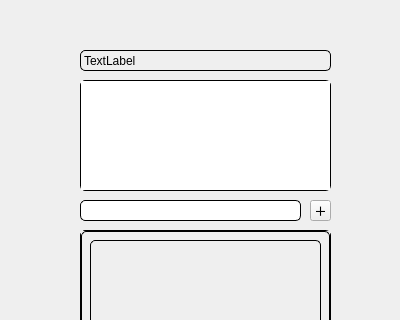
nihaopeng/ourTodos, file client/Vpyqt/ui/todoStatusCheck.ui: the form before one commit; both pictures show x 0 to 400 and y 0 to 320 of the 400 by 500 pixel window.
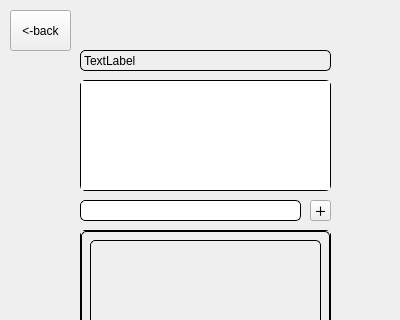
The form after the commit.

```diff
--- a/client/Vpyqt/ui/todoStatusCheck.ui
+++ b/client/Vpyqt/ui/todoStatusCheck.ui
@@ -198,6 +198,25 @@
 border-radius:5px;</string>
    </property>
   </widget>
+  <widget class="QToolButton" name="back2homeBtn">
+   <property name="geometry">
+    <rect>
+     <x>10</x>
+     <y>10</y>
+     <width>61</width>
+     <height>41</height>
+    </rect>
+   </property>
+   <property name="cursor">
+    <cursorShape>PointingHandCursor</cursorShape>
+   </property>
+   <property name="styleSheet">
+    <string notr="true"/>
+   </property>
+   <property name="text">
+    <string>&lt;-back</string>
+   </property>
+  </widget>
  </widget>
  <resources>
   <include location="src/resources.qrc"/>
```
Left out of the diff: 3 changed lines with no effect on the pictures.
